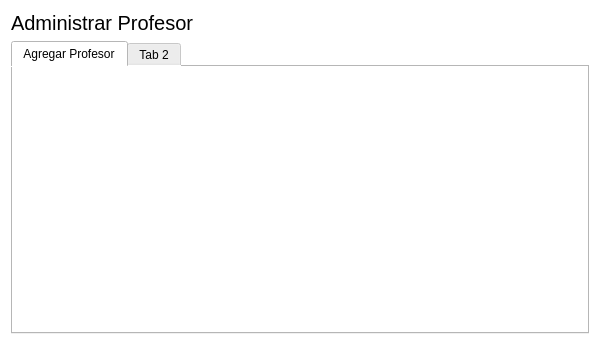
This is Proyecto/adminprofesor.ui in carlosvelaquez/ProyectoTBDII as Qt 5 draws it before an edit. The edited form follows.
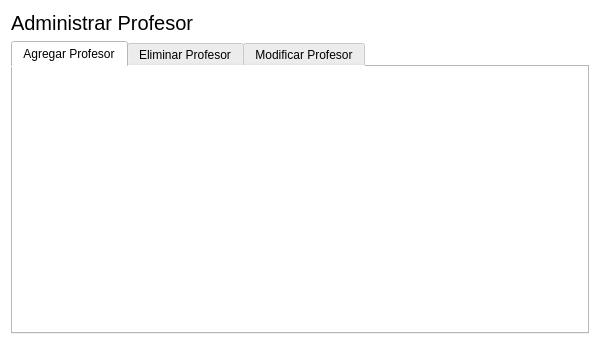
This is the edited form. The open tabs and pages were chosen to show the change.

What changed in the file:
```diff
--- a/Proyecto/adminprofesor.ui
+++ b/Proyecto/adminprofesor.ui
@@ -41,7 +41,12 @@
      </widget>
      <widget class="QWidget" name="tab_2">
       <attribute name="title">
-       <string>Tab 2</string>
+       <string>Eliminar Profesor</string>
+      </attribute>
+     </widget>
+     <widget class="QWidget" name="tab_3">
+      <attribute name="title">
+       <string>Modificar Profesor</string>
       </attribute>
      </widget>
     </widget>
```
Left out of the diff: 2 changed lines with no effect on the pictures.
